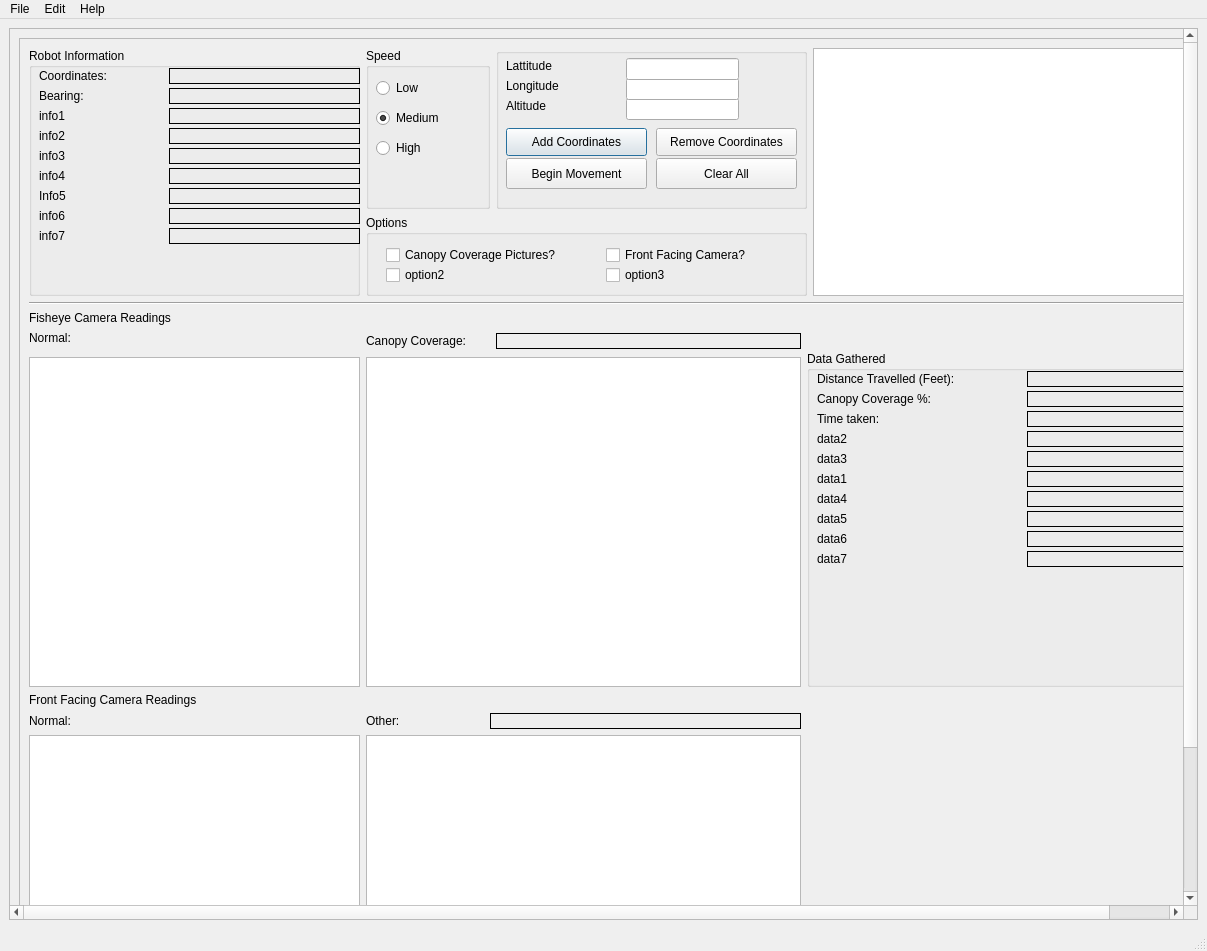
First picture: the form in RobotUI.ui, repository danielsmith1313/Robot, before the edit.
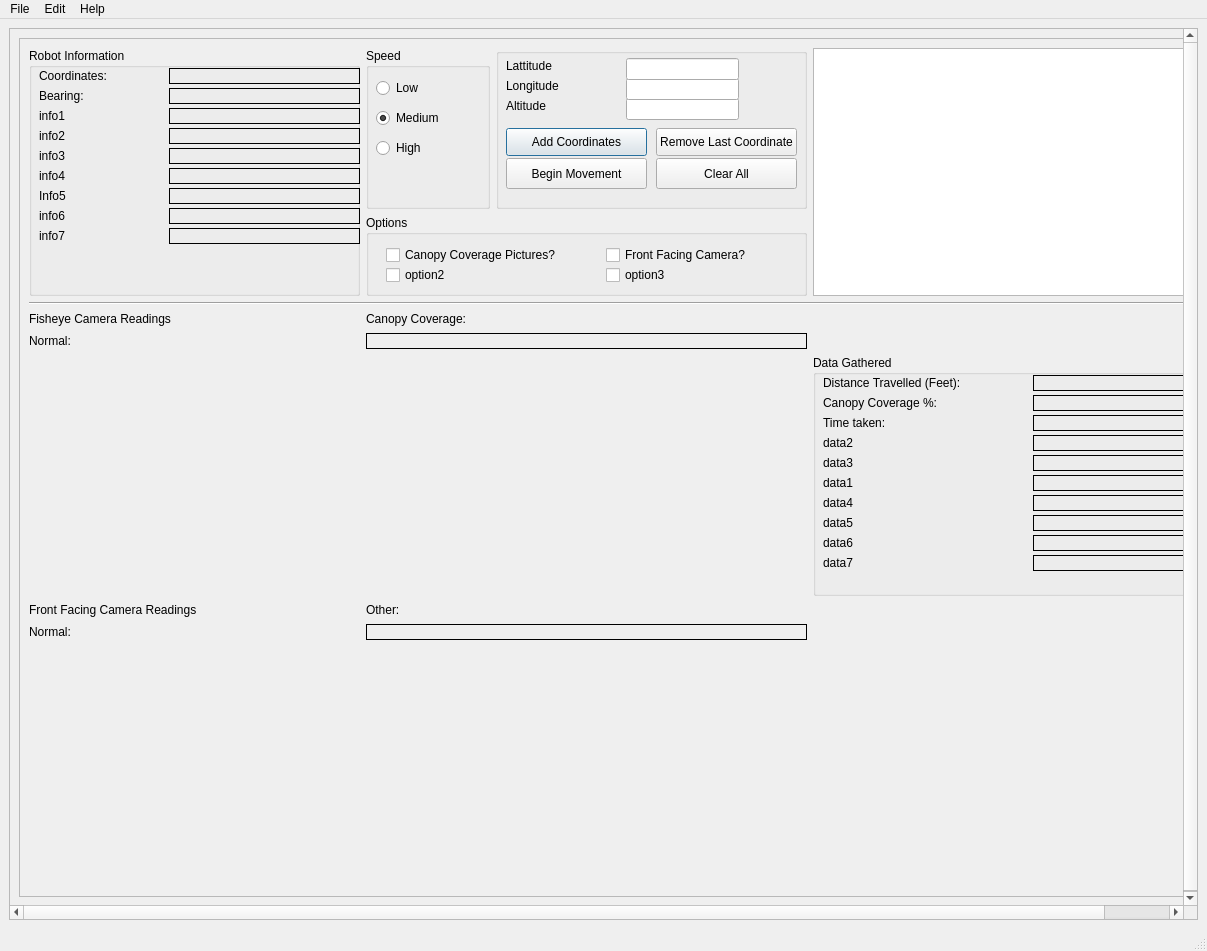
Second picture: the form after the edit.

```diff
--- a/RobotUI.ui
+++ b/RobotUI.ui
@@ -14,8 +14,8 @@
    <string>MainWindow</string>
   </property>
   <widget class="QWidget" name="centralwidget">
-   <layout class="QVBoxLayout" name="verticalLayout">
-    <item>
+   <layout class="QGridLayout" name="gridLayout">
+    <item row="0" column="0">
      <widget class="QScrollArea" name="scrollArea">
       <property name="sizePolicy">
        <sizepolicy hsizetype="Expanding" vsizetype="Expanding">
@@ -37,8 +37,8 @@
         <rect>
          <x>0</x>
          <y>0</y>
-         <width>1246</width>
-         <height>1078</height>
+         <width>1253</width>
+         <height>893</height>
         </rect>
        </property>
        <layout class="QGridLayout" name="gridLayout_2">
@@ -53,7 +53,7 @@
           <property name="frameShadow">
            <enum>QFrame::Raised</enum>
           </property>
-          <layout class="QGridLayout" name="gridLayout">
+          <layout class="QGridLayout" name="gridLayout_3">
            <item row="0" column="0" rowspan="2">
             <widget class="QGroupBox" name="groupBox_3">
              <property name="sizePolicy">
@@ -334,7 +334,7 @@
              </widget>
             </widget>
            </item>
-           <item row="0" column="1" colspan="2">
+           <item row="0" column="1">
             <widget class="QGroupBox" name="groupBox">
              <property name="sizePolicy">
               <sizepolicy hsizetype="Expanding" vsizetype="Expanding">
@@ -389,7 +389,7 @@
              </widget>
             </widget>
            </item>
-           <item row="0" column="3" colspan="2">
+           <item row="0" column="2">
             <widget class="QGroupBox" name="groupBox_5">
              <property name="sizePolicy">
               <sizepolicy hsizetype="Expanding" vsizetype="Expanding">
@@ -458,7 +458,7 @@
                </rect>
               </property>
               <property name="text">
-               <string>Remove Coordinates</string>
+               <string>Remove Last Coordinate</string>
               </property>
               <property name="autoDefault">
                <bool>true</bool>
@@ -544,7 +544,7 @@
              </widget>
             </widget>
            </item>
-           <item row="0" column="5" rowspan="2">
+           <item row="0" column="3" rowspan="2">
             <widget class="QListWidget" name="lstPoints">
              <property name="sizePolicy">
               <sizepolicy hsizetype="Expanding" vsizetype="Expanding">
@@ -560,7 +560,7 @@
              </property>
             </widget>
            </item>
-           <item row="1" column="1" colspan="4">
+           <item row="1" column="1" colspan="2">
             <widget class="QGroupBox" name="groupBox_4">
              <property name="sizePolicy">
               <sizepolicy hsizetype="Expanding" vsizetype="Expanding">
@@ -631,7 +631,7 @@
              </widget>
             </widget>
            </item>
-           <item row="2" column="0" colspan="6">
+           <item row="2" column="0" colspan="4">
             <widget class="Line" name="line_2">
              <property name="orientation">
               <enum>Qt::Horizontal</enum>
@@ -651,20 +651,7 @@
              </property>
             </widget>
            </item>
-           <item row="4" column="0">
-            <widget class="QLabel" name="label_3">
-             <property name="sizePolicy">
-              <sizepolicy hsizetype="Ignored" vsizetype="Preferred">
-               <horstretch>0</horstretch>
-               <verstretch>0</verstretch>
-              </sizepolicy>
-             </property>
-             <property name="text">
-              <string>Normal:</string>
-             </property>
-            </widget>
-           </item>
-           <item row="4" column="1" rowspan="2" colspan="2">
+           <item row="3" column="1">
             <widget class="QLabel" name="label_4">
              <property name="sizePolicy">
               <sizepolicy hsizetype="Expanding" vsizetype="Fixed">
@@ -683,7 +670,20 @@
              </property>
             </widget>
            </item>
-           <item row="4" column="3" rowspan="2">
+           <item row="4" column="0">
+            <widget class="QLabel" name="label_3">
+             <property name="sizePolicy">
+              <sizepolicy hsizetype="Ignored" vsizetype="Preferred">
+               <horstretch>0</horstretch>
+               <verstretch>0</verstretch>
+              </sizepolicy>
+             </property>
+             <property name="text">
+              <string>Normal:</string>
+             </property>
+            </widget>
+           </item>
+           <item row="4" column="1" colspan="2">
             <widget class="QLabel" name="lblCurrentCanopyCoverage">
              <property name="sizePolicy">
               <sizepolicy hsizetype="Expanding" vsizetype="Fixed">
@@ -705,7 +705,33 @@
              </property>
             </widget>
            </item>
-           <item row="5" column="4" rowspan="2" colspan="2">
+           <item row="5" column="0">
+            <widget class="QLabel" name="lblFisheyeNormal">
+             <property name="minimumSize">
+              <size>
+               <width>331</width>
+               <height>241</height>
+              </size>
+             </property>
+             <property name="text">
+              <string/>
+             </property>
+            </widget>
+           </item>
+           <item row="5" column="1" colspan="2">
+            <widget class="QLabel" name="lblFisheyeProcessed">
+             <property name="minimumSize">
+              <size>
+               <width>420</width>
+               <height>241</height>
+              </size>
+             </property>
+             <property name="text">
+              <string/>
+             </property>
+            </widget>
+           </item>
+           <item row="5" column="3">
             <widget class="QGroupBox" name="groupBox_2">
              <property name="sizePolicy">
               <sizepolicy hsizetype="Expanding" vsizetype="Expanding">
@@ -1015,38 +1041,6 @@
             </widget>
            </item>
            <item row="6" column="0">
-            <widget class="QGraphicsView" name="picFisheye">
-             <property name="sizePolicy">
-              <sizepolicy hsizetype="Expanding" vsizetype="Expanding">
-               <horstretch>0</horstretch>
-               <verstretch>0</verstretch>
-              </sizepolicy>
-             </property>
-             <property name="minimumSize">
-              <size>
-               <width>330</width>
-               <height>330</height>
-              </size>
-             </property>
-            </widget>
-           </item>
-           <item row="6" column="1" colspan="3">
-            <widget class="QGraphicsView" name="picCanopy">
-             <property name="sizePolicy">
-              <sizepolicy hsizetype="Expanding" vsizetype="Expanding">
-               <horstretch>0</horstretch>
-               <verstretch>0</verstretch>
-              </sizepolicy>
-             </property>
-             <property name="minimumSize">
-              <size>
-               <width>330</width>
-               <height>330</height>
-              </size>
-             </property>
-            </widget>
-           </item>
-           <item row="7" column="0">
             <widget class="QLabel" name="label_28">
              <property name="sizePolicy">
               <sizepolicy hsizetype="Ignored" vsizetype="Preferred">
@@ -1059,20 +1053,7 @@
              </property>
             </widget>
            </item>
-           <item row="8" column="0">
-            <widget class="QLabel" name="label_17">
-             <property name="sizePolicy">
-              <sizepolicy hsizetype="Ignored" vsizetype="Preferred">
-               <horstretch>0</horstretch>
-               <verstretch>0</verstretch>
-              </sizepolicy>
-             </property>
-             <property name="text">
-              <string>Normal:</string>
-             </property>
-            </widget>
-           </item>
-           <item row="8" column="1">
+           <item row="6" column="1">
             <widget class="QLabel" name="label_29">
              <property name="sizePolicy">
               <sizepolicy hsizetype="Expanding" vsizetype="Fixed">
@@ -1091,7 +1072,20 @@
              </property>
             </widget>
            </item>
-           <item row="8" column="2" colspan="2">
+           <item row="7" column="0">
+            <widget class="QLabel" name="label_17">
+             <property name="sizePolicy">
+              <sizepolicy hsizetype="Ignored" vsizetype="Preferred">
+               <horstretch>0</horstretch>
+               <verstretch>0</verstretch>
+              </sizepolicy>
+             </property>
+             <property name="text">
+              <string>Normal:</string>
+             </property>
+            </widget>
+           </item>
+           <item row="7" column="1" colspan="2">
             <widget class="QLabel" name="lblOtherPictureData">
              <property name="sizePolicy">
               <sizepolicy hsizetype="Expanding" vsizetype="Fixed">
@@ -1113,29 +1107,29 @@
              </property>
             </widget>
            </item>
-           <item row="9" column="0">
-            <widget class="QGraphicsView" name="picFisheye_2">
-             <property name="sizePolicy">
-              <sizepolicy hsizetype="Expanding" vsizetype="Expanding">
-               <horstretch>0</horstretch>
-               <verstretch>0</verstretch>
-              </sizepolicy>
-             </property>
+           <item row="8" column="0">
+            <widget class="QLabel" name="lblFrontFacingNormal">
              <property name="minimumSize">
               <size>
-               <width>330</width>
-               <height>330</height>
+               <width>331</width>
+               <height>241</height>
               </size>
              </property>
+             <property name="text">
+              <string/>
+             </property>
             </widget>
            </item>
-           <item row="9" column="1" colspan="3">
-            <widget class="QGraphicsView" name="picFisheye_3">
-             <property name="sizePolicy">
-              <sizepolicy hsizetype="Expanding" vsizetype="Expanding">
-               <horstretch>0</horstretch>
-               <verstretch>0</verstretch>
-              </sizepolicy>
+           <item row="8" column="1" colspan="2">
+            <widget class="QLabel" name="lblFrontFacingProcessed">
+             <property name="minimumSize">
+              <size>
+               <width>420</width>
+               <height>241</height>
+              </size>
+             </property>
+             <property name="text">
+              <string/>
              </property>
             </widget>
            </item>
```
Left out of the diff: 4 changed lines with no effect on the pictures.
